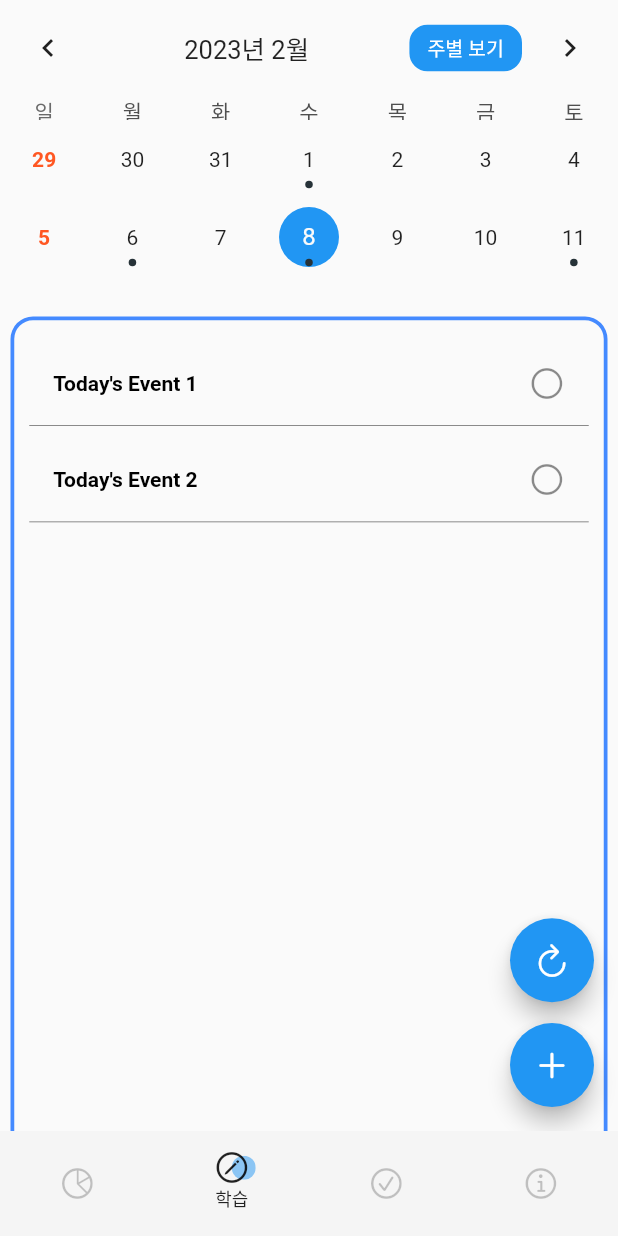
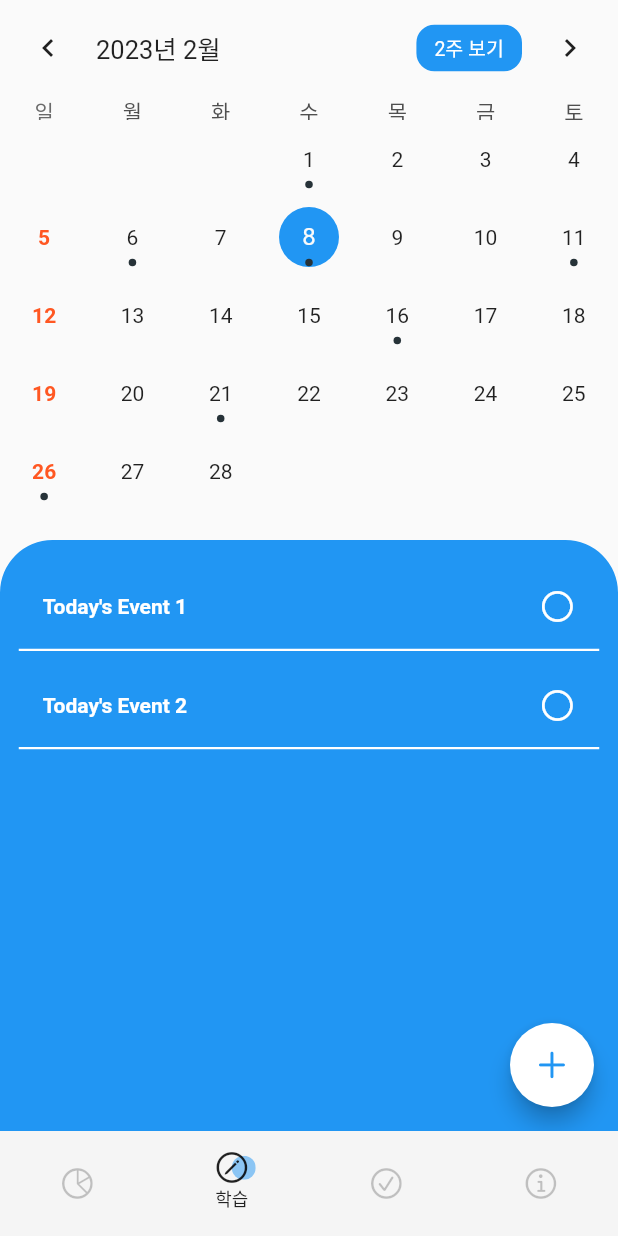
Before and after one commit to dwkim0101/univcal, a Flutter app: the screen it shows after launch, item 2 of the bottom bar chosen, on a phone screen of 412 x 824 dp. Run offline on Flutter 3.47's test engine with Material 2 defaults, Android fonts, the phone set to English and light mode, and no system bars; drawn by our look-alikes of table_calendar.

Commit message:
0208 commit

```diff
--- a/lib/screens/calendar.dart
+++ b/lib/screens/calendar.dart
@@ -17,7 +17,7 @@ class CalendarEvents extends StatefulWidget {
 
 class _CalendarEventsState extends State<CalendarEvents> {
   late final ValueNotifier<List<Event>> _selectedEvents;
-  CalendarFormat _calendarFormat = CalendarFormat.twoWeeks;
+  CalendarFormat _calendarFormat = CalendarFormat.month;
   RangeSelectionMode _rangeSelectionMode = RangeSelectionMode
       .toggledOff; // Can be toggled on/off by longpressing a date
   DateTime _focusedDay = DateTime.now();
@@ -118,7 +118,7 @@ class _CalendarEventsState extends State<CalendarEvents> {
             },
             weekendDays: const [DateTime.sunday],
             headerStyle: const HeaderStyle(
-              titleCentered: true,
+              titleCentered: false,
               formatButtonTextStyle:
                   TextStyle(color: Colors.white, fontSize: 13),
               formatButtonDecoration: BoxDecoration(
@@ -133,8 +133,8 @@ class _CalendarEventsState extends State<CalendarEvents> {
               markersMaxCount: 1,
               // markerDecoration: BoxDecoration(),
               markerSize: 5,
-              todayTextStyle: TextStyle(
-                  color: Colors.blueAccent, fontWeight: FontWeight.w900),
+              todayTextStyle:
+                  TextStyle(color: Colors.blue, fontWeight: FontWeight.w900),
               todayDecoration: BoxDecoration(
                   color: Colors.transparent, shape: BoxShape.circle),
               isTodayHighlighted: true,
@@ -162,14 +162,13 @@ class _CalendarEventsState extends State<CalendarEvents> {
                 ? Transform.translate(
                     offset: const Offset(0, 20),
                     child: Container(
-                      margin: const EdgeInsets.all(7),
+                      margin: const EdgeInsets.all(0),
                       decoration: BoxDecoration(
-                        color: Colors.transparent,
-                        border:
-                            Border.all(color: Colors.blueAccent, width: 2.5),
+                        color: Colors.blue,
+                        border: Border.all(color: Colors.blue, width: 2.5),
                         borderRadius: const BorderRadius.only(
-                          topLeft: Radius.circular(15),
-                          topRight: Radius.circular(15),
+                          topLeft: Radius.circular(35),
+                          topRight: Radius.circular(35),
                         ),
                       ),
                       child: Column(
@@ -186,7 +185,7 @@ class _CalendarEventsState extends State<CalendarEvents> {
                                   children: [
                                     const Icon(
                                       CupertinoIcons.check_mark_circled,
-                                      color: Colors.blue,
+                                      color: Colors.white,
                                       size: 80,
                                     ),
                                     const SizedBox(height: 5),
@@ -196,7 +195,7 @@ class _CalendarEventsState extends State<CalendarEvents> {
                                       child: const Text(
                                         '학습 할 내용이 없습니다!',
                                         style: TextStyle(
-                                          color: Colors.blue,
+                                          color: Colors.white,
                                           fontWeight: FontWeight.w600,
                                           fontSize: 20,
                                         ),
@@ -215,14 +214,13 @@ class _CalendarEventsState extends State<CalendarEvents> {
                     offset: const Offset(0, 20),
                     child: Container(
                       padding: const EdgeInsets.all(10),
-                      margin: const EdgeInsets.all(7),
+                      margin: const EdgeInsets.all(0),
                       decoration: BoxDecoration(
-                        color: Colors.transparent,
-                        border:
-                            Border.all(color: Colors.blueAccent, width: 2.5),
+                        color: Colors.blue,
+                        border: Border.all(color: Colors.blue, width: 2.5),
                         borderRadius: const BorderRadius.only(
-                          topLeft: Radius.circular(15),
-                          topRight: Radius.circular(15),
+                          topLeft: Radius.circular(35),
+                          topRight: Radius.circular(35),
                         ),
                       ),
                       child: ValueListenableBuilder<List<Event>>(
@@ -238,17 +236,22 @@ class _CalendarEventsState extends State<CalendarEvents> {
                                   vertical: 4.0,
                                 ),
                                 decoration: const BoxDecoration(
-                                  border:
-                                      Border(bottom: BorderSide(width: 0.3)),
+                                  border: Border(
+                                      bottom: BorderSide(
+                                          width: 1.5, color: Colors.white)),
                                 ),
                                 child: ListTile(
+                                  selectedTileColor: Colors.blueAccent,
                                   trailing: value[index].checkState
                                       ? const Icon(
                                           CupertinoIcons
                                               .check_mark_circled_solid,
-                                          color: Colors.blue,
+                                          color: Colors.white,
                                         )
-                                      : const Icon(CupertinoIcons.circle),
+                                      : const Icon(
+                                          CupertinoIcons.circle,
+                                          color: Colors.white,
+                                        ),
                                   onTap: () => {
                                     setState(() {
                                       value[index].checkState =
@@ -258,14 +261,19 @@ class _CalendarEventsState extends State<CalendarEvents> {
                                   title: Text(
                                     '${value[index]}',
                                     style: TextStyle(
-                                        color: value[index].checkState
-                                            ? Colors.grey
-                                            : Colors.black,
-                                        fontSize: 14,
-                                        fontWeight: FontWeight.w600,
-                                        decoration: value[index].checkState
-                                            ? TextDecoration.lineThrough
-                                            : TextDecoration.none),
+                                      color: value[index].checkState
+                                          ? Colors.white.withOpacity(0.6)
+                                          : Colors.white,
+                                      fontSize: 14,
+                                      fontWeight: value[index].checkState
+                                          ? FontWeight.w700
+                                          : FontWeight.w700,
+                                      decoration: value[index].checkState
+                                          ? TextDecoration.lineThrough
+                                          : TextDecoration.none,
+                                      decorationColor: Colors.white,
+                                      decorationThickness: 2,
+                                    ),
                                   ),
                                 ),
                               );
@@ -280,22 +288,26 @@ class _CalendarEventsState extends State<CalendarEvents> {
       ),
       floatingActionButton: Stack(
         children: <Widget>[
+          // Align(
+          //   alignment: Alignment.bottomRight,
+          //   child: FloatingActionButton(
+          //     onPressed: () {
+          //       setState(() => _onDaySelected(DateTime.now(), DateTime.now()));
+          //     },
+          //     tooltip: 'TODAY',
+          //     child: const Icon(CupertinoIcons.refresh),
+          //   ),
+          // ),
           Align(
-            alignment: Alignment(
-                Alignment.bottomRight.x, Alignment.bottomRight.y - 0.2),
-            child: FloatingActionButton(
-              onPressed: () {
-                setState(() => _onDaySelected(DateTime.now(), DateTime.now()));
-              },
-              tooltip: 'TODAY',
-              child: const Icon(CupertinoIcons.refresh),
-            ),
-          ),
-          const Align(
             alignment: Alignment.bottomRight,
             child: FloatingActionButton(
-              onPressed: null,
-              child: Icon(CupertinoIcons.add),
+              backgroundColor: Colors.white,
+              onPressed: () => print('asd'), //TODO: 일정추가/삭제 등등 구현
+              child: const Icon(
+                CupertinoIcons.add,
+                color: Colors.blue,
+                size: 25,
+              ),
             ),
           ),
         ],
--- a/lib/screens/home.dart
+++ b/lib/screens/home.dart
@@ -1,6 +1,7 @@
 import 'package:flutter/cupertino.dart';
 import 'package:flutter/material.dart';
 import 'package:univcal/screens/calendar.dart';
+import 'package:univcal/screens/info.dart';
 import 'package:univcal/screens/timetable.dart';
 import 'package:univcal/screens/todo.dart';
 
@@ -62,7 +63,7 @@ class _HomeState extends State<Home> with SingleTickerProviderStateMixin {
         ),
       ),
       body: Container(
-        color: Colors.red,
+        color: Colors.transparent,
         child: TabBarView(
           physics: const NeverScrollableScrollPhysics(),
           controller: _tabController,
@@ -70,7 +71,7 @@ class _HomeState extends State<Home> with SingleTickerProviderStateMixin {
             TimeTable(),
             CalendarEvents(),
             StudyReminderView(),
-            Icon(CupertinoIcons.hammer_fill),
+            InfoPage(),
           ],
           // myTabs.map((Tab tab) {
           //   return Center(
--- /dev/null
+++ b/lib/screens/info.dart
@@ -0,0 +1,40 @@
+import 'package:flutter/material.dart';
+import 'package:flutter/services.dart';
+
+class InfoPage extends StatelessWidget {
+  const InfoPage({super.key});
+
+  @override
+  Widget build(BuildContext context) {
+    return Scaffold(
+      appBar: PreferredSize(
+        preferredSize: Size.zero,
+        child: AppBar(
+          elevation: 0,
+          systemOverlayStyle: SystemUiOverlayStyle.dark,
+          backgroundColor: Colors.green.withOpacity(0.0),
+        ),
+      ),
+      body: Column(
+        children: [
+          Expanded(
+              child: Center(
+            child: Column(
+              mainAxisAlignment: MainAxisAlignment.center,
+              children: const [
+                Text(
+                  'UNIVCAL',
+                  style: TextStyle(
+                    fontSize: 50,
+                    fontWeight: FontWeight.bold,
+                  ),
+                ),
+                // IconButton(onPressed: null, icon: )
+              ],
+            ),
+          )),
+        ],
+      ),
+    );
+  }
+}
```
